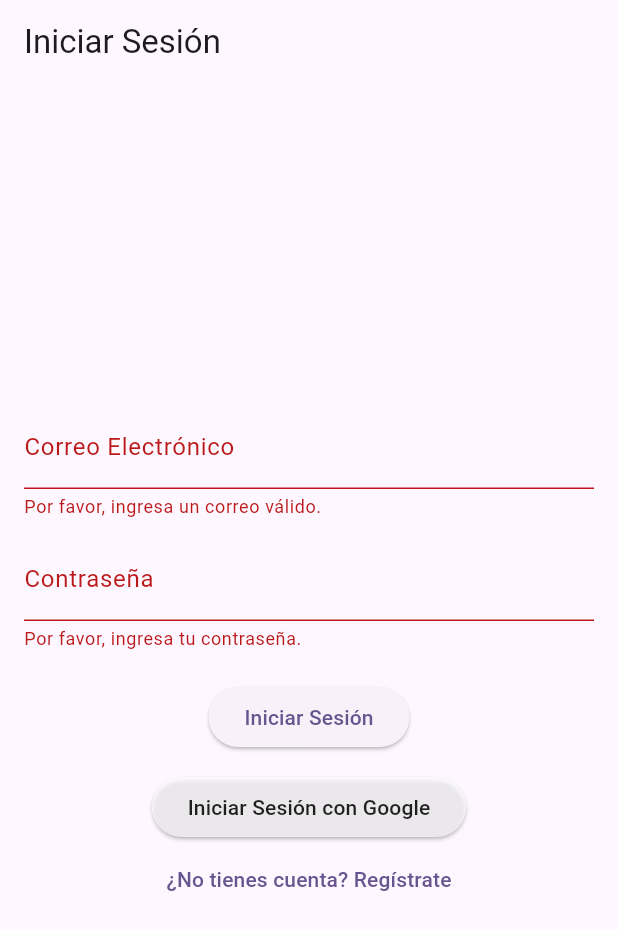
After one commit to Jfllovera/mastertask_mobile, a Flutter app: the screen it shows after launch, after a tap on "Iniciar Sesión", after a tap on "Iniciar Sesión con Google", on a phone screen of 412 x 824 dp. The commit adds this screen. Shown: the top 930 px of the screen. Run offline on Flutter 3.47's test engine with Material 3 defaults, Android fonts, the phone set to English and light mode, and no system bars; our stand-ins replace firebase_auth, firebase_core, google_sign_in; accounts and stored records are empty.

Commit message:
Implemented full email/password and Google Sign-In authentication on Android device

```diff
--- a/lib/main.dart
+++ b/lib/main.dart
@@ -1,16 +1,24 @@
+// lib/main.dart
+
 import 'package:flutter/material.dart';
-// Importa Firebase Core
+
+// Imports de Firebase
 import 'package:firebase_core/firebase_core.dart';
-// Importa las opciones generadas por FlutterFire CLI
-import 'firebase_options.dart'; // Asegúrate de que este archivo existe en tu carpeta lib/
+import 'package:firebase_auth/firebase_auth.dart'; // Necesario para FirebaseAuth.instance
+import 'firebase_options.dart'; // Generado por FlutterFire CLI
 
-void main() async { // <--- Cambiado a async
-  // Asegúrate de que los bindings de Flutter estén inicializados ANTES de Firebase.initializeApp
+// Imports de tus pantallas (asegúrate de que la ruta sea correcta si usaste una subcarpeta "screens")
+import 'screens/login_screen.dart';
+import 'screens/registration_screen.dart';
+import 'screens/home_screen.dart';
+
+void main() async {
+  // Asegura la inicialización de los bindings de Flutter
   WidgetsFlutterBinding.ensureInitialized();
 
   // Inicializa Firebase
-  await Firebase.initializeApp( // <--- Añadido await
-    options: DefaultFirebaseOptions.currentPlatform, // Usa las opciones específicas de la plataforma actual
+  await Firebase.initializeApp(
+    options: DefaultFirebaseOptions.currentPlatform,
   );
 
   runApp(const MyApp());
@@ -19,65 +27,60 @@ void main() async { // <--- Cambiado a async
 class MyApp extends StatelessWidget {
   const MyApp({super.key});
 
-  // This widget is the root of your application.
   @override
   Widget build(BuildContext context) {
     return MaterialApp(
-      // Puedes cambiar el title si quieres, por ejemplo a 'MasterTask Mobile'
-      title: 'MasterTask Mobile Firebase', // <--- Cambiado para reflejar el proyecto
+      title: 'MasterTask Mobile',
       theme: ThemeData(
         colorScheme: ColorScheme.fromSeed(seedColor: Colors.deepPurple),
-        // Puedes quitar useMaterial3: true si no lo necesitas o si causa problemas con tu diseño.
-        // useMaterial3: true, // Comentado por si acaso, descomenta si lo usas.
+        useMaterial3: true, // Puedes ajustar esto según tus preferencias de diseño
+
       ),
-      // Dejamos MyHomePage por ahora, pero puedes cambiarlo por tu pantalla principal real
-      home: const MyHomePage(title: 'Firebase Inicializado!'), // <--- Cambiado el título para verificar
+      debugShowCheckedModeBanner: false,
+      // El AuthWrapper ahora decide qué pantalla mostrar inicialmente
+      home: const AuthWrapper(),
+      // Opcional: Definir rutas nombradas para una navegación más limpia si lo necesitas más adelante
+      // Esto es útil si navegas desde lugares que no son directamente el AuthWrapper
+      routes: {
+        '/login': (context) => const LoginScreen(),
+        '/register': (context) => const RegistrationScreen(),
+        '/home': (context) => const HomeScreen(),
+      },
     );
   }
 }
 
-class MyHomePage extends StatefulWidget {
-  const MyHomePage({super.key, required this.title});
-  final String title;
-
-  @override
-  State<MyHomePage> createState() => _MyHomePageState();
-}
-
-class _MyHomePageState extends State<MyHomePage> {
-  int _counter = 0;
-
-  void _incrementCounter() {
-    setState(() {
-      _counter++;
-    });
-  }
+class AuthWrapper extends StatelessWidget {
+  const AuthWrapper({super.key});
 
   @override
   Widget build(BuildContext context) {
-    return Scaffold(
-      appBar: AppBar(
-        backgroundColor: Theme.of(context).colorScheme.inversePrimary,
-        title: Text(widget.title), // Mostrará "Firebase Inicializado!"
-      ),
-      body: Center(
-        child: Column(
-          mainAxisAlignment: MainAxisAlignment.center,
-          children: <Widget>[
-            const Text('Firebase debería estar funcionando.'), // <--- Mensaje cambiado
-            const Text('Has presionado el botón estas veces:'), // Manteniendo el contador
-            Text(
-              '$_counter',
-              style: Theme.of(context).textTheme.headlineMedium,
-            ),
-          ],
-        ),
-      ),
-      floatingActionButton: FloatingActionButton(
-        onPressed: _incrementCounter,
-        tooltip: 'Increment',
-        child: const Icon(Icons.add),
-      ),
+    print("AuthWrapper: Construyendo..."); // Para ver cuándo se construye
+    return StreamBuilder<User?>(
+      stream: FirebaseAuth.instance.authStateChanges(),
+      builder: (context, snapshot) {
+        print("AuthWrapper StreamBuilder: Estado de conexión: ${snapshot.connectionState}");
+        if (snapshot.hasData) {
+          print("AuthWrapper StreamBuilder: Usuario detectado (snapshot.hasData): ${snapshot.data!.uid}");
+        } else {
+          print("AuthWrapper StreamBuilder: No hay usuario (snapshot.hasData es false o snapshot.data es null)");
+        }
+
+        if (snapshot.connectionState == ConnectionState.waiting) {
+          print("AuthWrapper StreamBuilder: Mostrando CircularProgressIndicator");
+          return const Scaffold(
+            body: Center(child: CircularProgressIndicator()),
+          );
+        }
+
+        if (snapshot.hasData) {
+          print("AuthWrapper StreamBuilder: Navegando a HomeScreen");
+          return const HomeScreen();
+        } else {
+          print("AuthWrapper StreamBuilder: Navegando a LoginScreen");
+          return const LoginScreen();
+        }
+      },
     );
   }
 }
--- /dev/null
+++ b/lib/screens/login_screen.dart
@@ -0,0 +1,227 @@
+// lib/screens/login_screen.dart
+import 'package:flutter/material.dart';
+import 'package:firebase_auth/firebase_auth.dart';
+import 'package:google_sign_in/google_sign_in.dart'; // Asegúrate de que este paquete esté añadido y obtenido
+import 'package:flutter/foundation.dart' show kIsWeb;
+import 'registration_screen.dart';
+
+class LoginScreen extends StatefulWidget {
+  const LoginScreen({super.key});
+
+  @override
+  State<LoginScreen> createState() => _LoginScreenState();
+}
+
+// VV AQUÍ EMPIEZA LA CLASE _LoginScreenState VV
+class _LoginScreenState extends State<LoginScreen> {
+  final TextEditingController _emailController = TextEditingController();
+  final TextEditingController _passwordController = TextEditingController();
+  final _formKey = GlobalKey<FormState>();
+  bool _isLoading = false;
+
+  @override
+  void dispose() {
+    _emailController.dispose();
+    _passwordController.dispose();
+    super.dispose();
+  }
+
+  Future<void> _signInWithEmailPassword() async {
+    // ... (tu código para inicio de sesión con email/password) ...
+    if (_formKey.currentState!.validate()) {
+      setState(() { _isLoading = true; });
+      try {
+        // ignore: unused_local_variable
+        UserCredential userCredential = await FirebaseAuth.instance.signInWithEmailAndPassword(
+          email: _emailController.text.trim(),
+          password: _passwordController.text.trim(),
+        );
+        if (mounted) {
+          Navigator.of(context).pushNamedAndRemoveUntil('/home', (Route<dynamic> route) => false);
+        }
+      } on FirebaseAuthException catch (e) {
+        String message;
+        if (e.code == 'user-not-found') { message = 'No se encontró un usuario para ese correo electrónico.';
+        } else if (e.code == 'wrong-password') { message = 'Contraseña incorrecta proporcionada para ese usuario.';
+        } else if (e.code == 'invalid-email') { message = 'El formato del correo electrónico no es válido.';
+        } else if (e.code == 'invalid-credential' || e.code == 'INVALID_LOGIN_CREDENTIALS') { message = 'Correo electrónico o contraseña incorrectos.';
+        } else { message = 'Error de inicio de sesión: ${e.message}'; }
+        if (mounted) {
+          ScaffoldMessenger.of(context).showSnackBar( SnackBar(content: Text(message), backgroundColor: Colors.red),);
+        }
+      } catch (e) {
+        if (mounted) {
+          ScaffoldMessenger.of(context).showSnackBar( SnackBar(content: Text('Ocurrió un error inesperado: $e'), backgroundColor: Colors.red),);
+        }
+      } finally {
+        if (mounted) { setState(() { _isLoading = false; }); }
+      }
+    }
+  }
+
+  // VV AQUÍ DEBE ESTAR LA DEFINICIÓN DE _signInWithGoogle VV
+  Future<void> _signInWithGoogle() async {
+    print("Función _signInWithGoogle INVOCADA");
+    setState(() {
+      _isLoading = true;
+      print("_signInWithGoogle: _isLoading = true");
+    });
+
+    try {
+      UserCredential? userCredential;
+      print("_signInWithGoogle: Intentando inicio de sesión con Google...");
+
+      if (kIsWeb) {
+        print("_signInWithGoogle: Plataforma WEB detectada.");
+        GoogleAuthProvider googleProvider = GoogleAuthProvider();
+        print("_signInWithGoogle: Llamando a signInWithPopup...");
+        userCredential = await FirebaseAuth.instance.signInWithPopup(googleProvider);
+        print("_signInWithGoogle: signInWithPopup completado. User: ${userCredential.user?.displayName}");
+      } else {
+        print("_signInWithGoogle: Plataforma MÓVIL (Android/iOS) detectada.");
+        final GoogleSignInAccount? googleUser = await GoogleSignIn().signIn();
+        print("_signInWithGoogle: GoogleSignIn().signIn() completado. GoogleUser: ${googleUser?.displayName}");
+
+        if (googleUser == null) {
+          print("_signInWithGoogle: googleUser es null (flujo cancelado por el usuario).");
+          // No es necesario setState aquí si no se cambió _isLoading a false todavía
+          // El finally se encargará de _isLoading = false
+          return; // Salir temprano si el usuario canceló
+        }
+
+        final GoogleSignInAuthentication googleAuth = await googleUser.authentication;
+        print("_signInWithGoogle: Obtenida autenticación de Google. ID Token presente: ${googleAuth.idToken != null}");
+
+        final OAuthCredential credential = GoogleAuthProvider.credential(
+          accessToken: googleAuth.accessToken,
+          idToken: googleAuth.idToken,
+        );
+        print("_signInWithGoogle: Credencial OAuth creada. Llamando a signInWithCredential...");
+        userCredential = await FirebaseAuth.instance.signInWithCredential(credential);
+        print("_signInWithGoogle: signInWithCredential completado. User: ${userCredential.user?.displayName}");
+      }
+
+      // El if (mounted) aquí es importante porque signInWithCredential puede hacer que el widget se desmonte si navega
+      if (userCredential != null && mounted) {
+        print("_signInWithGoogle: Inicio de sesión con Google exitoso. Navegando a /home.");
+        Navigator.of(context).pushNamedAndRemoveUntil('/home', (Route<dynamic> route) => false);
+      } else if (userCredential == null && mounted) {
+        // Si googleUser fue null y salimos temprano, este bloque no se ejecutará.
+        // Este caso sería si signInWithPopup o signInWithCredential devolvieran null por alguna razón inesperada.
+        print("_signInWithGoogle: userCredential es null o widget no montado después del login.");
+      }
+
+    } on FirebaseAuthException catch (e) {
+      print("_signInWithGoogle: FirebaseAuthException: Código: ${e.code}, Mensaje: ${e.message}");
+      String message = 'Error de inicio de sesión con Google: ${e.message}';
+      if (e.code == 'account-exists-with-different-credential') {
+        message = 'Ya existe una cuenta con este correo electrónico pero con un método de inicio de sesión diferente.';
+      } else if (e.code == 'popup-closed-by-user' && kIsWeb) {
+        message = 'Ventana de inicio de sesión cerrada por el usuario.';
+      } else if (e.code == 'cancelled-popup-request' && kIsWeb) {
+        message = 'Se canceló una solicitud de popup. Solo una puede estar activa a la vez.';
+      } else if (e.code == 'popup-blocked' && kIsWeb) {
+        message = 'La ventana emergente de Google fue bloqueada por el navegador. Revisa la configuración de pop-ups.';
+      }
+      if (mounted) {
+        ScaffoldMessenger.of(context).showSnackBar(
+          SnackBar(content: Text(message), backgroundColor: Colors.red),
+        );
+      }
+    } catch (e, s) {
+      print("_signInWithGoogle: Error inesperado: $e");
+      print("_signInWithGoogle: Stack Trace: $s");
+      if (mounted) {
+        ScaffoldMessenger.of(context).showSnackBar(
+          SnackBar(content: Text('Ocurrió un error inesperado con Google Sign-In: $e'), backgroundColor: Colors.red),
+        );
+      }
+    } finally {
+      // Asegúrate de que _isLoading se ponga en false solo si el widget sigue montado.
+      if (mounted) {
+        setState(() {
+          _isLoading = false;
+          print("_signInWithGoogle: _isLoading = false (en finally)");
+        });
+      }
+    }
+  }
+
+
+  @override
+  Widget build(BuildContext context) {
+    return Scaffold(
+      appBar: AppBar(title: const Text('Iniciar Sesión')),
+      body: Padding(
+        padding: const EdgeInsets.all(16.0),
+        child: Form(
+          key: _formKey,
+          child: Column(
+            mainAxisAlignment: MainAxisAlignment.center,
+            children: <Widget>[
+              TextFormField(
+                controller: _emailController,
+                // ... (resto de TextFormField para email)
+                 decoration: const InputDecoration(labelText: 'Correo Electrónico'),
+                keyboardType: TextInputType.emailAddress,
+                validator: (value) {
+                  if (value == null || value.isEmpty || !value.contains('@')) {
+                    return 'Por favor, ingresa un correo válido.';
+                  }
+                  return null;
+                },
+              ),
+              const SizedBox(height: 12),
+              TextFormField(
+                controller: _passwordController,
+                // ... (resto de TextFormField para password)
+                 decoration: const InputDecoration(labelText: 'Contraseña'),
+                obscureText: true,
+                validator: (value) {
+                  if (value == null || value.isEmpty) {
+                    return 'Por favor, ingresa tu contraseña.';
+                  }
+                  return null;
+                },
+              ),
+              const SizedBox(height: 20),
+              if (_isLoading)
+                const CircularProgressIndicator()
+              else
+                Column(
+                  mainAxisSize: MainAxisSize.min,
+                  children: [
+                    ElevatedButton(
+                      onPressed: _isLoading ? null : _signInWithEmailPassword,
+                      child: const Text('Iniciar Sesión'),
+                    ),
+                    const SizedBox(height: 12),
+                    ElevatedButton(
+                      onPressed: _isLoading ? null : _signInWithGoogle, // <--- AQUÍ SE LLAMA
+                      style: ElevatedButton.styleFrom(backgroundColor: Colors.white70),
+                      child: Row(
+                        mainAxisSize: MainAxisSize.min,
+                        children: const [ // Añadido const
+                           Text('Iniciar Sesión con Google', style: TextStyle(color: Colors.black87)),
+                        ],
+                      ),
+                    ),
+                  ],
+                ),
+              TextButton(
+                onPressed: _isLoading ? null : () {
+                  Navigator.push(
+                    context,
+                    MaterialPageRoute(builder: (context) => const RegistrationScreen()),
+                  );
+                },
+                child: const Text('¿No tienes cuenta? Regístrate'),
+              ),
+            ],
+          ),
+        ),
+      ),
+    );
+  }
+// VV AQUÍ TERMINA LA CLASE _LoginScreenState VV
+}
--- a/pubspec.yaml
+++ b/pubspec.yaml
@@ -36,6 +36,7 @@ dependencies:
   cupertino_icons: ^1.0.8
   firebase_core: ^3.13.1 # O la última versión de pub.dev
   firebase_auth: ^5.5.4
+  google_sign_in: ^6.3.0
 
 dev_dependencies:
   flutter_test:
```
Also changed, not shown: lib/screens/home_screen.dart (added, +105 -0 lines), lib/screens/registration_screen.dart (added, +138 -0 lines), firebase.json, lib/firebase_options.dart, pubspec.lock, 5 other files.
